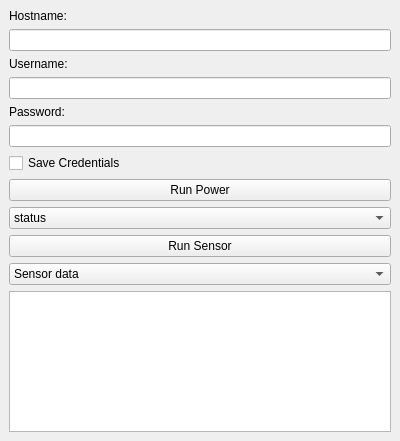
Above: MainWindow.ui from lilxandrias/ipmimanager before the change. Below: the same form after it.
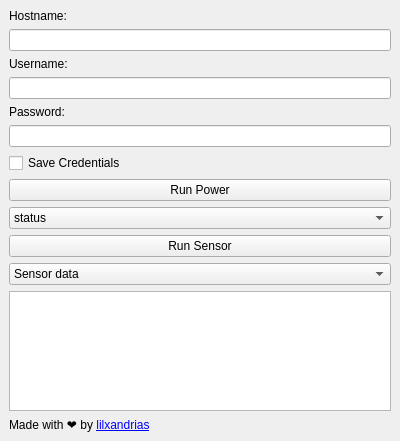
That is the form after the change.

Diff of the .ui file:
```diff
--- a/MainWindow.ui
+++ b/MainWindow.ui
@@ -121,6 +121,19 @@
     <item>
      <widget class="QTextEdit" name="outputTextEdit"/>
     </item>
+    <item>
+     <widget class="QLabel" name="credit">
+      <property name="text">
+       <string>Made with ❤️ by &lt;a href=&quot;https://github.com/lilxandrias/ipmimanager/&quot;&gt;lilxandrias&lt;/a&gt;</string>
+      </property>
+      <property name="textFormat">
+       <enum>Qt::AutoText</enum>
+      </property>
+      <property name="openExternalLinks">
+       <bool>true</bool>
+      </property>
+     </widget>
+    </item>
    </layout>
   </widget>
  </widget>
```
Left out of the diff: 6 changed lines with no effect on the pictures.
